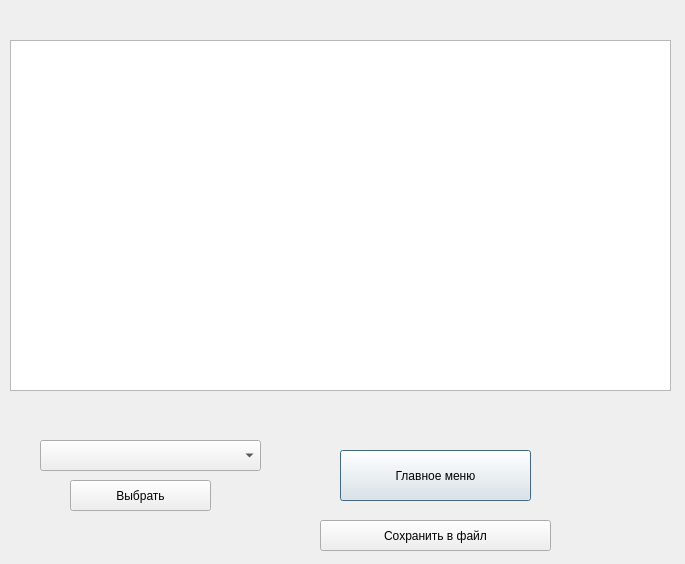
The window that resultswindow.ui (icspero/3-semester-CourseWork_Client) describes before a commit, drawn with Qt 5.
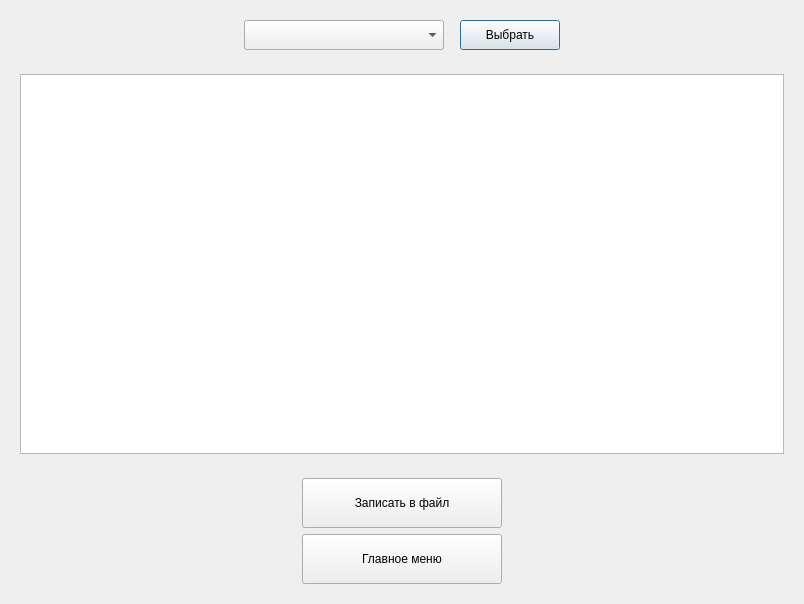
The same window after the commit.

The edit to the form file:
```diff
--- a/resultswindow.ui
+++ b/resultswindow.ui
@@ -6,72 +6,138 @@
    <rect>
     <x>0</x>
     <y>0</y>
-    <width>685</width>
-    <height>564</height>
+    <width>800</width>
+    <height>600</height>
    </rect>
   </property>
   <property name="windowTitle">
    <string>Dialog</string>
   </property>
-  <widget class="QTableWidget" name="tableWidget">
-   <property name="geometry">
-    <rect>
-     <x>10</x>
-     <y>40</y>
-     <width>661</width>
-     <height>351</height>
-    </rect>
-   </property>
-  </widget>
-  <widget class="QPushButton" name="pushButton">
-   <property name="geometry">
-    <rect>
-     <x>340</x>
-     <y>450</y>
-     <width>191</width>
-     <height>51</height>
-    </rect>
-   </property>
-   <property name="text">
-    <string>Главное меню</string>
-   </property>
-  </widget>
-  <widget class="QComboBox" name="comboBox">
-   <property name="geometry">
-    <rect>
-     <x>40</x>
-     <y>440</y>
-     <width>221</width>
-     <height>31</height>
-    </rect>
-   </property>
-  </widget>
-  <widget class="QPushButton" name="pushButton_2">
-   <property name="geometry">
-    <rect>
-     <x>70</x>
-     <y>480</y>
-     <width>141</width>
-     <height>31</height>
-    </rect>
-   </property>
-   <property name="text">
-    <string>Выбрать</string>
-   </property>
-  </widget>
-  <widget class="QPushButton" name="pushButton_3">
-   <property name="geometry">
-    <rect>
-     <x>320</x>
-     <y>520</y>
-     <width>231</width>
-     <height>31</height>
-    </rect>
-   </property>
-   <property name="text">
-    <string>Сохранить в файл</string>
-   </property>
-  </widget>
+  <layout class="QVBoxLayout" name="verticalLayout">
+   <item alignment="Qt::AlignHCenter|Qt::AlignVCenter">
+    <widget class="QWidget" name="widget" native="true">
+     <layout class="QHBoxLayout" name="horizontalLayout">
+      <item>
+       <widget class="QComboBox" name="comboBox">
+        <property name="sizePolicy">
+         <sizepolicy hsizetype="Fixed" vsizetype="Fixed">
+          <horstretch>0</horstretch>
+          <verstretch>0</verstretch>
+         </sizepolicy>
+        </property>
+        <property name="minimumSize">
+         <size>
+          <width>200</width>
+          <height>30</height>
+         </size>
+        </property>
+       </widget>
+      </item>
+      <item>
+       <spacer name="horizontalSpacer">
+        <property name="orientation">
+         <enum>Qt::Horizontal</enum>
+        </property>
+        <property name="sizeType">
+         <enum>QSizePolicy::Fixed</enum>
+        </property>
+        <property name="sizeHint" stdset="0">
+         <size>
+          <width>10</width>
+          <height>20</height>
+         </size>
+        </property>
+       </spacer>
+      </item>
+      <item>
+       <widget class="QPushButton" name="pushButton_2">
+        <property name="sizePolicy">
+         <sizepolicy hsizetype="Fixed" vsizetype="Fixed">
+          <horstretch>0</horstretch>
+          <verstretch>0</verstretch>
+         </sizepolicy>
+        </property>
+        <property name="minimumSize">
+         <size>
+          <width>100</width>
+          <height>30</height>
+         </size>
+        </property>
+        <property name="text">
+         <string>Выбрать</string>
+        </property>
+       </widget>
+      </item>
+     </layout>
+    </widget>
+   </item>
+   <item alignment="Qt::AlignHCenter|Qt::AlignVCenter">
+    <widget class="QWidget" name="widget_2" native="true">
+     <layout class="QVBoxLayout" name="verticalLayout_4">
+      <item>
+       <widget class="QTableWidget" name="tableWidget">
+        <property name="sizePolicy">
+         <sizepolicy hsizetype="Fixed" vsizetype="Fixed">
+          <horstretch>0</horstretch>
+          <verstretch>0</verstretch>
+         </sizepolicy>
+        </property>
+        <property name="minimumSize">
+         <size>
+          <width>764</width>
+          <height>380</height>
+         </size>
+        </property>
+       </widget>
+      </item>
+     </layout>
+    </widget>
+   </item>
+   <item alignment="Qt::AlignHCenter|Qt::AlignVCenter">
+    <widget class="QWidget" name="widget_3" native="true">
+     <layout class="QVBoxLayout" name="verticalLayout_3">
+      <item>
+       <widget class="QPushButton" name="pushButton_3">
+        <property name="sizePolicy">
+         <sizepolicy hsizetype="Fixed" vsizetype="Fixed">
+          <horstretch>0</horstretch>
+          <verstretch>0</verstretch>
+         </sizepolicy>
+        </property>
+        <property name="minimumSize">
+         <size>
+          <width>200</width>
+          <height>50</height>
+         </size>
+        </property>
+        <property name="text">
+         <string>Записать в файл</string>
+        </property>
+       </widget>
+      </item>
+      <item>
+       <widget class="QPushButton" name="pushButton">
+        <property name="sizePolicy">
+         <sizepolicy hsizetype="Fixed" vsizetype="Fixed">
+          <horstretch>0</horstretch>
+          <verstretch>0</verstretch>
+         </sizepolicy>
+        </property>
+        <property name="minimumSize">
+         <size>
+          <width>200</width>
+          <height>50</height>
+         </size>
+        </property>
+        <property name="text">
+         <string>Главное меню</string>
+        </property>
+       </widget>
+      </item>
+     </layout>
+    </widget>
+   </item>
+  </layout>
  </widget>
  <resources/>
  <connections/>
```
Left out of the diff: 2 changed lines with no effect on the pictures.
